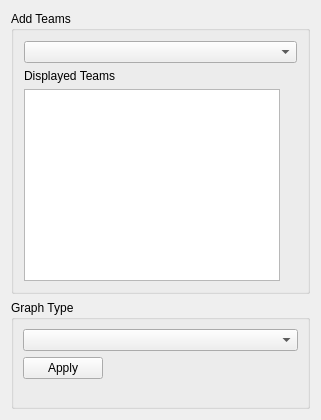
First picture: the form in resources/GraphOptions.ui, repository cjand225/CS499SolarCarTimer, before the edit.
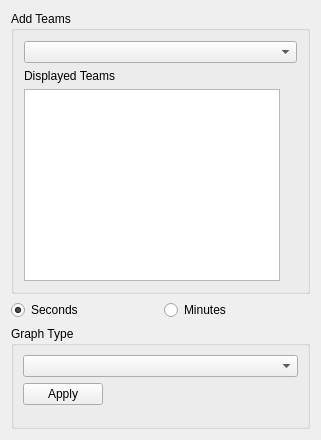
Second picture: the form after the edit.

Commit message: Graphing fully implemented with table.  Added time options (seconds or minutes)

What changed in the file:
```diff
--- a/resources/GraphOptions.ui
+++ b/resources/GraphOptions.ui
@@ -7,7 +7,7 @@
     <x>0</x>
     <y>0</y>
     <width>321</width>
-    <height>420</height>
+    <height>440</height>
    </rect>
   </property>
   <property name="windowTitle">
@@ -66,7 +66,7 @@
      </item>
     </layout>
    </item>
-   <item row="1" column="0">
+   <item row="2" column="0">
     <widget class="QGroupBox" name="groupBox_2">
      <property name="title">
       <string>Graph Type</string>
@@ -92,6 +92,27 @@
      </layout>
     </widget>
    </item>
+   <item row="1" column="0">
+    <layout class="QHBoxLayout" name="horizontalLayout_3">
+     <item>
+      <widget class="QRadioButton" name="SecondButton">
+       <property name="text">
+        <string>Seconds</string>
+       </property>
+       <property name="checked">
+        <bool>true</bool>
+       </property>
+      </widget>
+     </item>
+     <item>
+      <widget class="QRadioButton" name="MinuteButton">
+       <property name="text">
+        <string>Minutes</string>
+       </property>
+      </widget>
+     </item>
+    </layout>
+   </item>
   </layout>
  </widget>
  <resources/>
```
Left out of the diff: 5 changed lines with no effect on the pictures. The commit also changes 3 other files.
